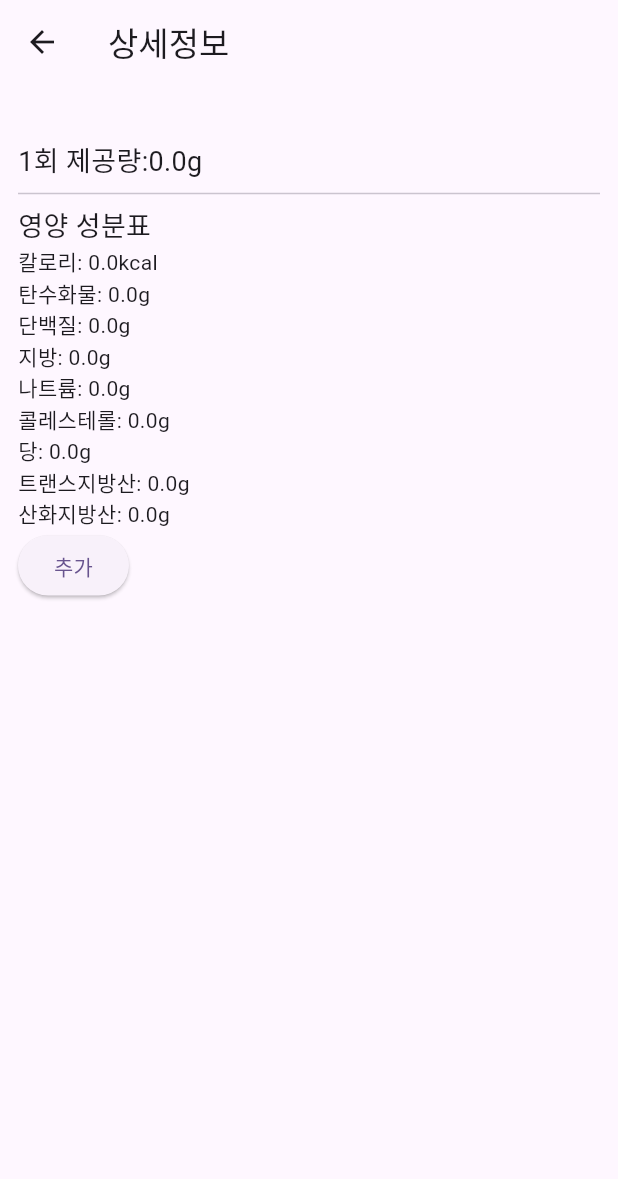
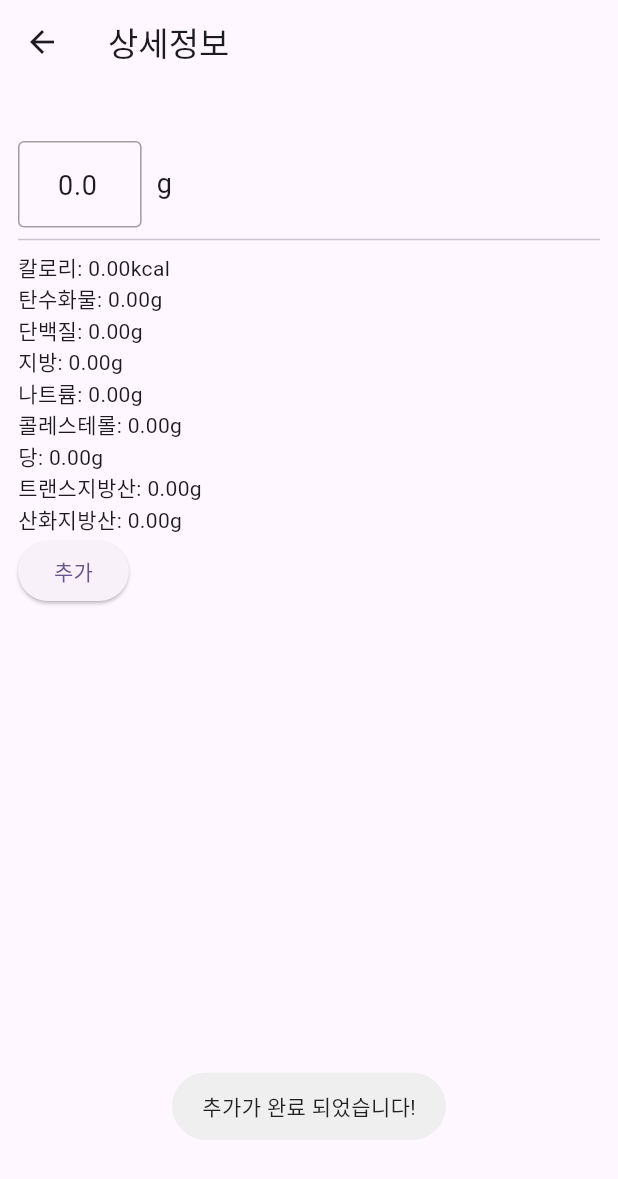
Before and after one commit to rcshpark/clean_architecture_project, a Flutter app: the NutrientDetailScreen screen opened directly with empty values, after a tap on "추가", on a phone screen of 412 x 824 dp. Shown: the top 1179 px of the screen. Run offline on Flutter 3.47's test engine with Material 3 defaults, Android fonts, the phone set to English and light mode, and no system bars; our stand-ins replace cloud_firestore, firebase_core, flutter_dotenv, flutter_riverpod, fluttertoast, freezed_annotation and 2 more; missing offline and left inert: dart:ffi, kakao_flutter_sdk_user; accounts and stored records are empty.

Commit message:
refactor : ui

```diff
--- /dev/null
+++ b/lib/src/core/utils/constant/image_constant.dart
@@ -0,0 +1,6 @@
+class ImageConstant {
+  static const String _svgsPath = 'assets/images';
+  static const String breakfastIcon = '$_svgsPath/breakfast-icon.svg';
+  static const String launchIcon = '$_svgsPath/launch-icon.svg';
+  static const String dinnerIcon = '$_svgsPath/dinner-icon.svg';
+}
--- a/lib/src/presentation/screen/nutrient/view/nutrient_detail_view.dart
+++ b/lib/src/presentation/screen/nutrient/view/nutrient_detail_view.dart
@@ -4,13 +4,64 @@ import 'package:fluttertoast/fluttertoast.dart';
 import 'package:health_care/src/domain/model/nutrient_model.dart';
 import 'package:health_care/src/presentation/view_model/nutrient/nutrient_view_model.dart';
 
-class NutrientDetailScreen extends ConsumerWidget {
+class NutrientDetailScreen extends ConsumerStatefulWidget {
   final NutrientModel nutrientModel;
   const NutrientDetailScreen({required this.nutrientModel, super.key});
 
   @override
-  Widget build(BuildContext context, WidgetRef ref) {
-    return Scaffold(
+  ConsumerState<NutrientDetailScreen> createState() =>
+      _NutrientDetailScreenConsumerState();
+}
+
+class _NutrientDetailScreenConsumerState
+    extends ConsumerState<NutrientDetailScreen> {
+  late TextEditingController weightTextController;
+  double weightMultiplier = 1.0;
+
+  NutrientModel updateWithMultiplier(double multiplier) {
+    return NutrientModel(
+        name: widget.nutrientModel.name,
+        weight: widget.nutrientModel.weight * multiplier,
+        kcal: widget.nutrientModel.kcal * multiplier,
+        carbohydrate: widget.nutrientModel.carbohydrate * multiplier,
+        protein: widget.nutrientModel.protein * multiplier,
+        fat: widget.nutrientModel.fat * multiplier,
+        na: widget.nutrientModel.na * multiplier,
+        col: widget.nutrientModel.col * multiplier,
+        sugars: widget.nutrientModel.sugars * multiplier,
+        transFat: widget.nutrientModel.transFat * multiplier,
+        saturatedFat: widget.nutrientModel.saturatedFat * multiplier,
+        company: widget.nutrientModel.company);
+  }
+
+  @override
+  void initState() {
+    super.initState();
+    weightTextController =
+        TextEditingController(text: widget.nutrientModel.weight.toString());
+    weightTextController.addListener(_updateMultiplier);
+  }
+
+  void _updateMultiplier() {
+    double newWeight = double.tryParse(weightTextController.text) ??
+        widget.nutrientModel.weight;
+    setState(() {
+      weightMultiplier = newWeight / widget.nutrientModel.weight;
+    });
+  }
+
+  @override
+  void dispose() {
+    weightTextController.removeListener(_updateMultiplier);
+    weightTextController.dispose();
+    super.dispose();
+  }
+
+  @override
+  Widget build(BuildContext context) {
+    return GestureDetector(
+      onTap: () => FocusScope.of(context).requestFocus(FocusNode()),
+      child: Scaffold(
           appBar: AppBar(
             title: const Text("상세정보"),
             leading: IconButton(
@@ -24,49 +75,91 @@ class NutrientDetailScreen extends ConsumerWidget {
               crossAxisAlignment: CrossAxisAlignment.start,
               children: [
                 Text(
-                nutrientModel.name,
+                  widget.nutrientModel.name,
                   style: const TextStyle(fontSize: 18),
                 ),
-              Text("1회 제공량:${nutrientModel.weight}g",
-                  style: const TextStyle(fontSize: 18)),
+                Row(
+                  children: [
+                    SizedBox(
+                        width: MediaQuery.of(context).size.width * 0.2,
+                        height: MediaQuery.of(context).size.height * 0.07,
+                        child: TextField(
+                            maxLength: 4,
+                            keyboardType: TextInputType.number,
+                            textAlign: TextAlign.center,
+                            style: const TextStyle(fontSize: 18),
+                            controller: weightTextController,
+                            onChanged: (value) {
+                              weightTextController.text = value;
+                            },
+                            decoration: const InputDecoration(
+                                counterText: "",
+                                enabledBorder: OutlineInputBorder(
+                                    borderSide: BorderSide(
+                                  color: Colors.grey,
+                                )),
+                                focusedBorder: OutlineInputBorder(
+                                    borderSide: BorderSide(
+                                  color: Colors.grey,
+                                ))))),
+                    const SizedBox(
+                      width: 10,
+                    ),
+                    const Text("g", style: TextStyle(fontSize: 18)),
+                  ],
+                ),
                 const Divider(),
-              const Text(
-                "영양 성분표",
-                style: TextStyle(fontSize: 18),
-              ),
-              Text("칼로리: ${nutrientModel.kcal}kcal",
-                  style: const TextStyle(fontSize: 14)),
-              Text("탄수화물: ${nutrientModel.carbohydrate}g",
-                  style: const TextStyle(fontSize: 14)),
-              Text("단백질: ${nutrientModel.protein}g",
-                  style: const TextStyle(fontSize: 14)),
-              Text("지방: ${nutrientModel.fat}g",
-                  style: const TextStyle(fontSize: 14)),
-              Text("나트륨: ${nutrientModel.na}g",
-                  style: const TextStyle(fontSize: 14)),
-              Text("콜레스테롤: ${nutrientModel.col}g",
-                  style: const TextStyle(fontSize: 14)),
-              Text("당: ${nutrientModel.sugars}g",
-                  style: const TextStyle(fontSize: 14)),
-              Text("트랜스지방산: ${nutrientModel.transFat}g",
-                  style: const TextStyle(fontSize: 14)),
-              Text("산화지방산: ${nutrientModel.saturatedFat}g",
-                  style: const TextStyle(fontSize: 14)),
+                ..._buildNutrientList(),
                 ElevatedButton(
                     onPressed: () {
                       if (ref
-                        .read(addNutrientViewModel)
-                        .contains(nutrientModel)) {
+                          .read(nutrientController)
+                          .contains(updateWithMultiplier(weightMultiplier))) {
                         Fluttertoast.showToast(msg: "이미 추가된 항목입니다!");
                         return;
                       }
-                    ref
-                        .read(addNutrientViewModel.notifier)
-                        .addNutrientList(nutrientModel);
+                      ref.read(nutrientController.notifier).addNutrientList(
+                          updateWithMultiplier(weightMultiplier));
+                      Fluttertoast.showToast(msg: "추가가 완료 되었습니다!");
                     },
                     child: const Text("추가"))
               ],
             ),
-        ));
+          )),
+    );
+  }
+
+  List<Widget> _buildNutrientList() {
+    return [
+      Text(
+          "칼로리: ${_formatNumber(widget.nutrientModel.kcal * weightMultiplier)}kcal",
+          style: const TextStyle(fontSize: 14)),
+      Text(
+          "탄수화물: ${_formatNumber(widget.nutrientModel.carbohydrate * weightMultiplier)}g",
+          style: const TextStyle(fontSize: 14)),
+      Text(
+          "단백질: ${_formatNumber(widget.nutrientModel.protein * weightMultiplier)}g",
+          style: const TextStyle(fontSize: 14)),
+      Text("지방: ${_formatNumber(widget.nutrientModel.fat * weightMultiplier)}g",
+          style: const TextStyle(fontSize: 14)),
+      Text("나트륨: ${_formatNumber(widget.nutrientModel.na * weightMultiplier)}g",
+          style: const TextStyle(fontSize: 14)),
+      Text(
+          "콜레스테롤: ${_formatNumber(widget.nutrientModel.col * weightMultiplier)}g",
+          style: const TextStyle(fontSize: 14)),
+      Text(
+          "당: ${_formatNumber(widget.nutrientModel.sugars * weightMultiplier)}g",
+          style: const TextStyle(fontSize: 14)),
+      Text(
+          "트랜스지방산: ${_formatNumber(widget.nutrientModel.transFat * weightMultiplier)}g",
+          style: const TextStyle(fontSize: 14)),
+      Text(
+          "산화지방산: ${_formatNumber(widget.nutrientModel.saturatedFat * weightMultiplier)}g",
+          style: const TextStyle(fontSize: 14)),
+    ];
+  }
+
+  String _formatNumber(double number) {
+    return number.toStringAsFixed(2); // 소수점 두 자리까지 표시 (셋째 자리에서 반올림)
   }
 }
--- a/lib/src/presentation/screen/nutrient/view/nutrient_search_view.dart
+++ b/lib/src/presentation/screen/nutrient/view/nutrient_search_view.dart
@@ -88,7 +88,7 @@ Widget searchBody(
                   builder: ((context) =>
                       NutrientDetailScreen(nutrientModel: nutrient)))),
           child: ListTile(
-            title: Text("${nutrient.name} ${nutrient.company}"),
+            title: Text("${nutrient.name} - ${nutrient.company}"),
             subtitle: Text("Calories: ${nutrient.kcal}"),
           ),
         );
--- a/lib/src/presentation/view_model/nutrient/nutrient_view_model.dart
+++ b/lib/src/presentation/view_model/nutrient/nutrient_view_model.dart
@@ -21,7 +21,7 @@ class NutrientRemoteViewModel extends StateNotifier<RemoteNutrientState> {
     response.when(success: (data) {
       state = RemoteNutrientSuccess(data);
     }, error: ((error, message) {
-      RemoteNutrientError(message);
+      state = RemoteNutrientError(message);
       print("error: $error");
       print("message: $message");
     }));
@@ -30,13 +30,13 @@ class NutrientRemoteViewModel extends StateNotifier<RemoteNutrientState> {
   test() {}
 }
 
-final addNutrientViewModel =
-    StateNotifierProvider<AddNutrientViewModel, List<NutrientModel>>((ref) {
-  return AddNutrientViewModel();
+final nutrientController =
+    StateNotifierProvider<NutrientController, List<NutrientModel>>((ref) {
+  return NutrientController();
 });
 
-class AddNutrientViewModel extends StateNotifier<List<NutrientModel>> {
-  AddNutrientViewModel() : super([]);
+class NutrientController extends StateNotifier<List<NutrientModel>> {
+  NutrientController() : super([]);
 
   addNutrientList(NutrientModel nutrientModel) {
     state = [...state, nutrientModel];
```
Also changed, not shown: lib/src/presentation/screen/nutrient/view/nutrient_view.dart (deleted, +0 -49 lines). Lines whose indentation alone changed are shown as unchanged.
